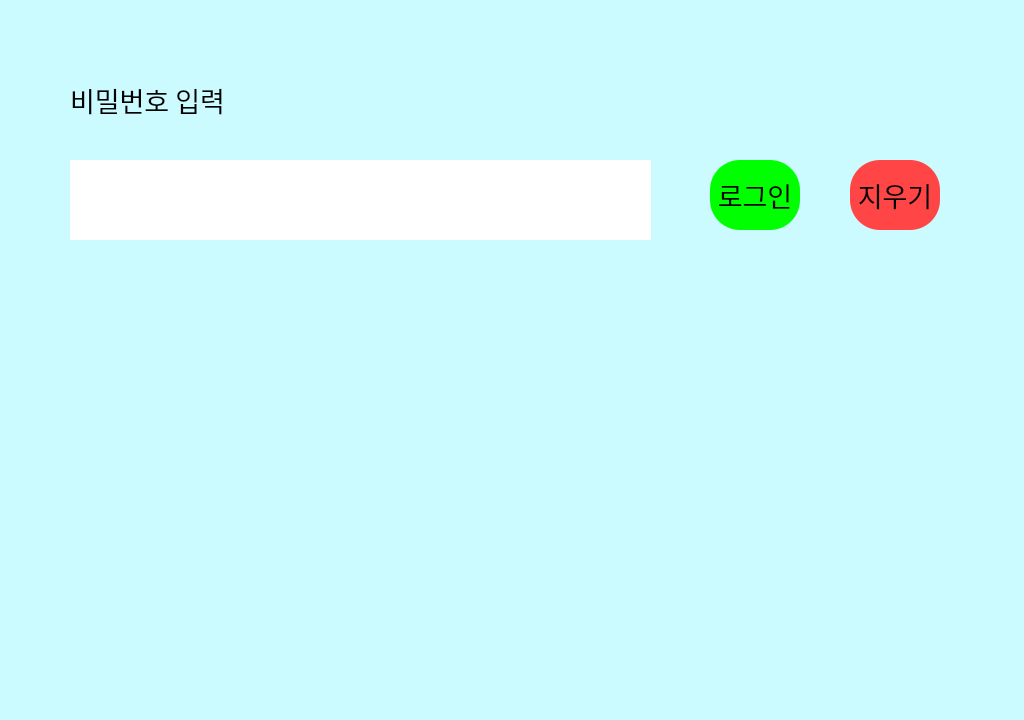
The window that loginpw.ui (sangin1/AAC) describes before a commit, drawn with Qt 5.
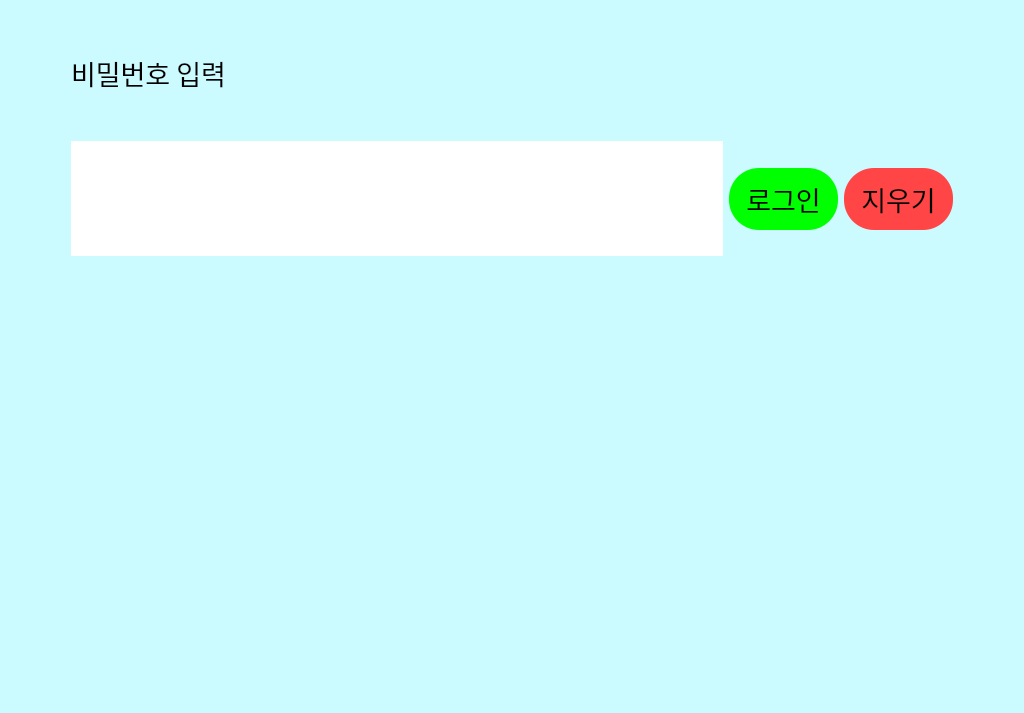
The same window after the commit.

The edit to the form file:
```diff
--- a/loginpw.ui
+++ b/loginpw.ui
@@ -7,7 +7,7 @@
     <x>0</x>
     <y>0</y>
     <width>1024</width>
-    <height>720</height>
+    <height>713</height>
    </rect>
   </property>
   <property name="windowTitle">
@@ -16,50 +16,31 @@
   <property name="styleSheet">
    <string notr="true">background-color: rgb(203, 250, 255);</string>
   </property>
-  <widget class="QLabel" name="label">
-   <property name="geometry">
-    <rect>
-     <x>70</x>
-     <y>160</y>
-     <width>581</width>
-     <height>80</height>
-    </rect>
-   </property>
-   <property name="styleSheet">
-    <string notr="true">background-color: rgb(255, 255, 255);</string>
-   </property>
-   <property name="text">
-    <string/>
-   </property>
-  </widget>
-  <widget class="QLabel" name="label_2">
-   <property name="geometry">
-    <rect>
-     <x>70</x>
-     <y>70</y>
-     <width>200</width>
-     <height>60</height>
-    </rect>
-   </property>
+  <layout class="QGridLayout" name="gridLayout" rowstretch="6,1,3,1,20,1" columnstretch="1,12,2,2,1">
+   <item row="4" column="1" colspan="3">
+    <widget class="QWidget" name="widget" native="true"/>
+   </item>
+   <item row="2" column="3">
+    <widget class="QLabel" name="label_4">
    <property name="font">
     <font>
      <family>AcadEref</family>
      <pointsize>20</pointsize>
     </font>
    </property>
+     <property name="styleSheet">
+      <string notr="true">background-color: rgb(255, 69, 69);border-radius: 30px</string>
+     </property>
    <property name="text">
-    <string>비밀번호 입력</string>
-   </property>
-  </widget>
+      <string>지우기</string>
+     </property>
+     <property name="alignment">
+      <set>Qt::AlignCenter</set>
+     </property>
+    </widget>
+   </item>
+   <item row="2" column="2">
   <widget class="QLabel" name="label_3">
-   <property name="geometry">
-    <rect>
-     <x>710</x>
-     <y>160</y>
-     <width>90</width>
-     <height>70</height>
-    </rect>
-   </property>
    <property name="font">
     <font>
      <family>AcadEref</family>
@@ -77,41 +58,72 @@
     <set>Qt::AlignCenter</set>
    </property>
   </widget>
-  <widget class="QLabel" name="label_4">
-   <property name="geometry">
-    <rect>
-     <x>850</x>
-     <y>160</y>
-     <width>90</width>
-     <height>70</height>
-    </rect>
-   </property>
+   </item>
+   <item row="5" column="1">
+    <widget class="QLabel" name="label_5">
+     <property name="text">
+      <string/>
+     </property>
+    </widget>
+   </item>
+   <item row="2" column="0">
+    <widget class="QLabel" name="label_6">
+     <property name="text">
+      <string/>
+     </property>
+    </widget>
+   </item>
+   <item row="0" column="1">
+    <widget class="QLabel" name="label_2">
    <property name="font">
     <font>
      <family>AcadEref</family>
      <pointsize>20</pointsize>
     </font>
    </property>
+     <property name="text">
+      <string>비밀번호 입력</string>
+     </property>
+    </widget>
+   </item>
+   <item row="2" column="4">
+    <widget class="QLabel" name="label_7">
+     <property name="text">
+      <string/>
+     </property>
+    </widget>
+   </item>
+   <item row="3" column="2">
+    <widget class="QLabel" name="label_9">
+     <property name="text">
+      <string/>
+     </property>
+    </widget>
+   </item>
+   <item row="1" column="2">
+    <widget class="QLabel" name="label_8">
+     <property name="text">
+      <string/>
+     </property>
+    </widget>
+   </item>
+   <item row="1" column="1" rowspan="3">
+    <widget class="QLabel" name="label">
+     <property name="font">
+      <font>
+       <family>AcadEref</family>
+       <pointsize>18</pointsize>
+      </font>
+     </property>
    <property name="styleSheet">
-    <string notr="true">background-color: rgb(255, 69, 69);border-radius: 30px</string>
+      <string notr="true">background-color: rgb(255, 255, 255);</string>
    </property>
    <property name="text">
-    <string>지우기</string>
-   </property>
-   <property name="alignment">
-    <set>Qt::AlignCenter</set>
-   </property>
-  </widget>
-  <widget class="QWidget" name="widget" native="true">
-   <property name="geometry">
-    <rect>
-     <x>60</x>
-     <y>260</y>
-     <width>881</width>
-     <height>391</height>
-    </rect>
-   </property>
-  </widget>
+      <string/>
+     </property>
+    </widget>
+   </item>
+  </layout>
  </widget>
  <resources/>
  <connections/>
```
Lines whose indentation alone changed are shown as unchanged.
